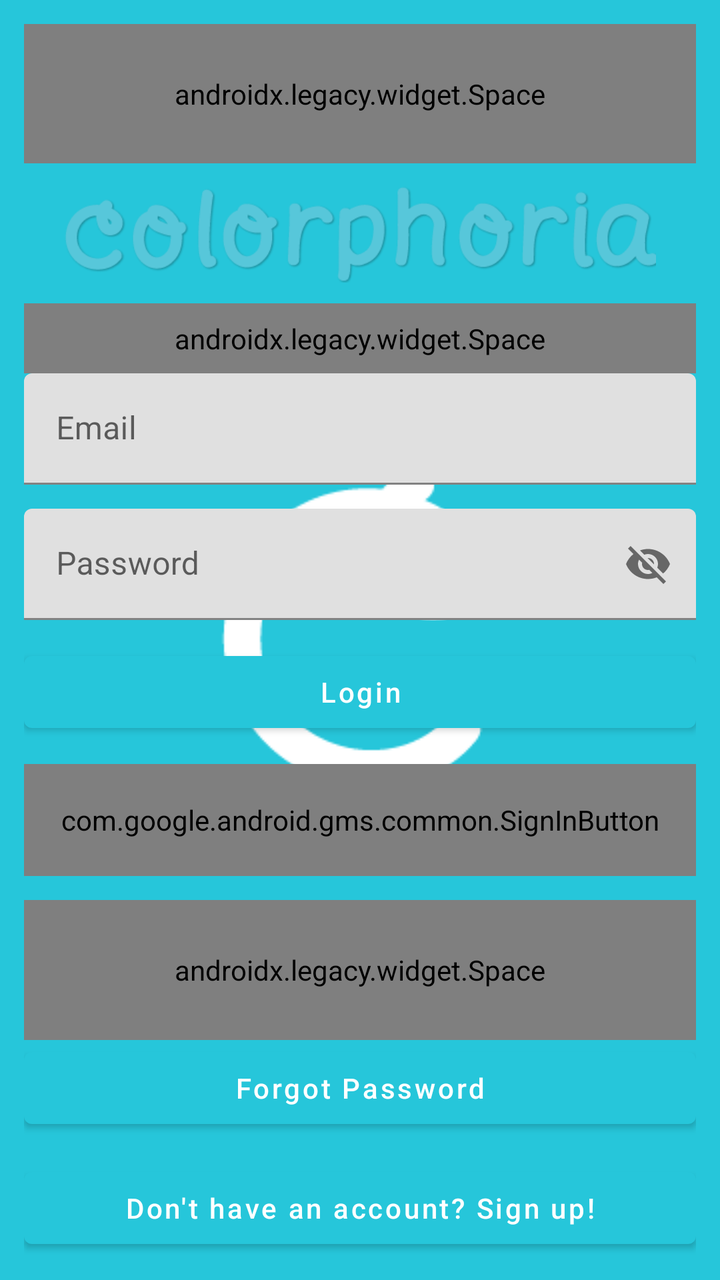
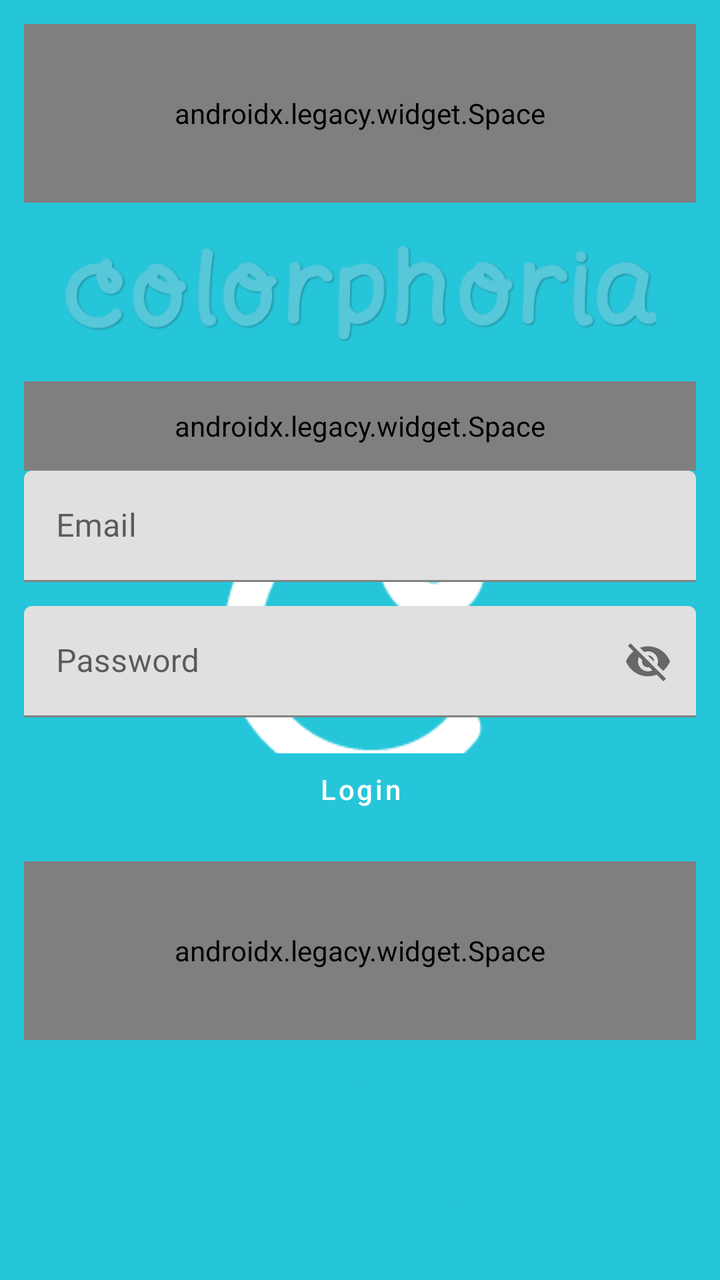

Screens rendered from an Android XML layout before and after an edit, with the pre-edit source and the edit as a unified diff.
<!-- AndroidManifest.xml: activity theme LoggedOutTheme.Launcher -->
<!-- res/layout/activity_login.xml -->
<?xml version="1.0" encoding="utf-8"?>
<RelativeLayout xmlns:android="http://schemas.android.com/apk/res/android"
    xmlns:tools="http://schemas.android.com/tools"
    xmlns:app="http://schemas.android.com/apk/res-auto"
    tools:context="com.oo0o0o.colorphoria.activities.loggedoutactivites.LoginActivity"
    tools:background="@color/colorBackground"
    android:layout_width="match_parent"
    android:layout_height="match_parent"
    android:gravity="center"
    android:orientation="vertical">

    <LinearLayout
        xmlns:android="http://schemas.android.com/apk/res/android"
        xmlns:tools="http://schemas.android.com/tools"
        tools:context="com.oo0o0o.colorphoria.activities.loggedoutactivites.LoginActivity"
        android:layout_width="match_parent"
        android:layout_height="match_parent"
        android:orientation="vertical"
        android:padding="@dimen/activity_horizontal_margin">

        <androidx.legacy.widget.Space
            android:layout_width="match_parent"
            android:layout_height="0dp"
            android:layout_weight="2"/>

            <ImageView
                android:layout_width="match_parent"
                android:layout_height="0dp"
                android:layout_weight="2"
                android:src="@drawable/img_logo"
                android:layout_marginRight="@dimen/activity_vertical_margin"
                android:layout_marginLeft="@dimen/activity_vertical_margin"
                android:clickable="false" />

        <androidx.legacy.widget.Space
            android:layout_width="match_parent"
            android:layout_height="0dp"
            android:layout_weight="1"/>

        <com.google.android.material.textfield.TextInputLayout
            android:layout_width="match_parent"
            android:layout_height="wrap_content"
            android:layout_marginBottom="@dimen/activity_horizontal_margin"
            >
            <com.google.android.material.textfield.TextInputEditText

                android:id="@+id/email_edit_text"
                android:layout_width="match_parent"
                android:layout_height="match_parent"
                android:hint="@string/email_hint"
                android:inputType="textEmailAddress"
                />
        </com.google.android.material.textfield.TextInputLayout>

        <com.google.android.material.textfield.TextInputLayout
            android:layout_width="match_parent"
            android:layout_height="wrap_content"
            android:layout_marginBottom="@dimen/activity_horizontal_margin"
            app:passwordToggleEnabled="true"
            >
            <com.google.android.material.textfield.TextInputEditText
                android:id="@+id/password_edit_text"
                android:layout_width="match_parent"
                android:layout_height="match_parent"
                android:hint="@string/password_hint"
                android:inputType="textVisiblePassword"
                />
        </com.google.android.material.textfield.TextInputLayout>

        <Button
            android:id="@+id/login_button"
            android:layout_width="fill_parent"
            android:layout_height="wrap_content"
            android:text="@string/login_button"
            android:layout_marginBottom="@dimen/activity_horizontal_margin"
            android:gravity="center"
            android:textColor="@color/colorPrimary"
            android:textAllCaps="false" />

        <com.google.android.gms.common.SignInButton
            android:id="@+id/google_login_button"
            android:layout_width="match_parent"
            android:layout_height="?attr/actionBarSize"
            android:layout_marginBottom="@dimen/activity_horizontal_margin" />

        <androidx.legacy.widget.Space
            android:layout_width="match_parent"
            android:layout_height="0dp"
            android:layout_weight="2"/>

        <Button
            android:id="@+id/reset_password_button_link"
            android:layout_width="match_parent"
            android:layout_height="wrap_content"
            android:layout_marginBottom="@dimen/activity_horizontal_margin"
            android:text="@string/forgot_password_button_link"
            android:textAllCaps="false"
/>
        <Button
            android:id="@+id/signup_button_link"
            android:layout_width="match_parent"
            android:layout_height="wrap_content"
            android:text="@string/signup_button_link"
            android:textAllCaps="false"
            />
    </LinearLayout>

    <include layout="@layout/progress">
    </include>
</RelativeLayout>
<!-- res/layout/progress.xml (included above) -->
<?xml version="1.0" encoding="utf-8"?>
<RelativeLayout xmlns:android="http://schemas.android.com/apk/res/android"
android:id="@+id/progress_bar_layout"
android:layout_width="match_parent"
android:layout_height="match_parent"
android:background="#99000000"
android:visibility="gone">
<ProgressBar
    style="?android:attr/progressBarStyleLarge"
    android:layout_width="wrap_content"
    android:layout_height="wrap_content"
    android:id="@+id/progress_bar"
    android:layout_centerVertical="true"
    android:layout_centerHorizontal="true"
    android:indeterminate="true"
    android:visibility="visible"/>
</RelativeLayout>
<!-- resources referenced by this layout -->
<resources>
  <color name="colorBackground">#fff5f5f5</color>
  <color name="colorPrimary">#ffffffff</color>
  <dimen name="activity_horizontal_margin">12dp</dimen>
  <dimen name="activity_vertical_margin">20dp</dimen>
  <!-- drawable img_logo: png bitmap (drawable, 22922 bytes) -->
  <string name="email_hint">Email</string>
  <string name="forgot_password_button_link">Forgot Password</string>
  <string name="login_button">Login</string>
  <string name="password_hint">Password</string>
  <string name="signup_button_link">Don\'t have an account? Sign up!</string>
  <style name="LoggedOutTheme.Launcher">
          <item name="android:windowBackground">@drawable/bg_launcher</item>
      </style>
  <!-- drawable bg_launcher (drawable) -->
  <?xml version="1.0" encoding="utf-8"?>
  <layer-list xmlns:android="http://schemas.android.com/apk/res/android" android:opacity="opaque">
  
      
      <item android:drawable="@color/colorSecondary"/>
  
      
      <item>
  
          <bitmap
              android:src="@drawable/img_colorphoria_c"
              android:gravity="center"/>
  
      </item>
  
  </layer-list>
  <color name="colorSecondary">#ff26c6da</color>
  <!-- drawable img_colorphoria_c: png bitmap (drawable, 3097 bytes) -->
</resources>

<!-- the commit's change to res/layout/activity_login.xml (unified diff, before → after) -->
@@ -67,8 +67,9 @@
                 />
         </com.google.android.material.textfield.TextInputLayout>
 
-        <Button
+        <com.google.android.material.button.MaterialButton
             android:id="@+id/login_button"
+            style="@style/Widget.MaterialComponents.Button.UnelevatedButton"
             android:layout_width="fill_parent"
             android:layout_height="wrap_content"
             android:text="@string/login_button"
@@ -77,29 +78,31 @@
             android:textColor="@color/colorPrimary"
             android:textAllCaps="false" />
 
-        <com.google.android.gms.common.SignInButton
-            android:id="@+id/google_login_button"
-            android:layout_width="match_parent"
-            android:layout_height="?attr/actionBarSize"
-            android:layout_marginBottom="@dimen/activity_horizontal_margin" />
+        
+            
+            
+            
+            
 
         <androidx.legacy.widget.Space
             android:layout_width="match_parent"
             android:layout_height="0dp"
             android:layout_weight="2"/>
 
-        <Button
+        <com.google.android.material.button.MaterialButton
             android:id="@+id/reset_password_button_link"
             android:layout_width="match_parent"
             android:layout_height="wrap_content"
+            style="@style/Widget.MaterialComponents.Button.TextButton"
             android:layout_marginBottom="@dimen/activity_horizontal_margin"
             android:text="@string/forgot_password_button_link"
             android:textAllCaps="false"
 />
-        <Button
+        <com.google.android.material.button.MaterialButton
             android:id="@+id/signup_button_link"
             android:layout_width="match_parent"
             android:layout_height="wrap_content"
+            style="@style/Widget.MaterialComponents.Button.TextButton"
             android:text="@string/signup_button_link"
             android:textAllCaps="false"
             />
